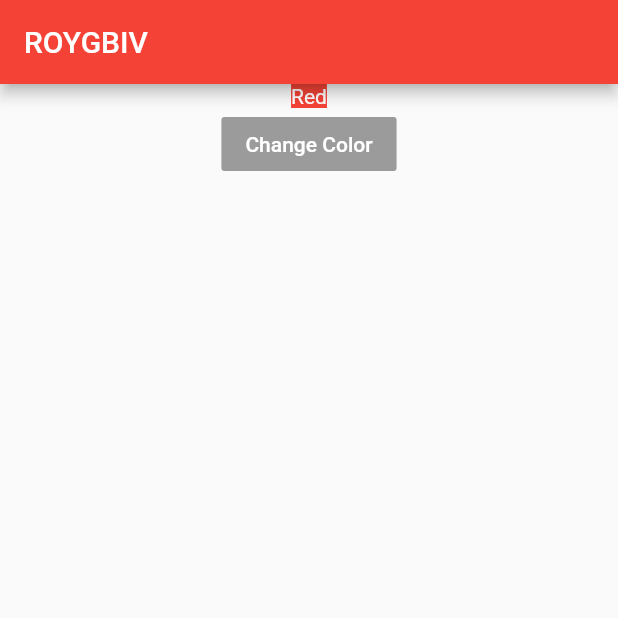
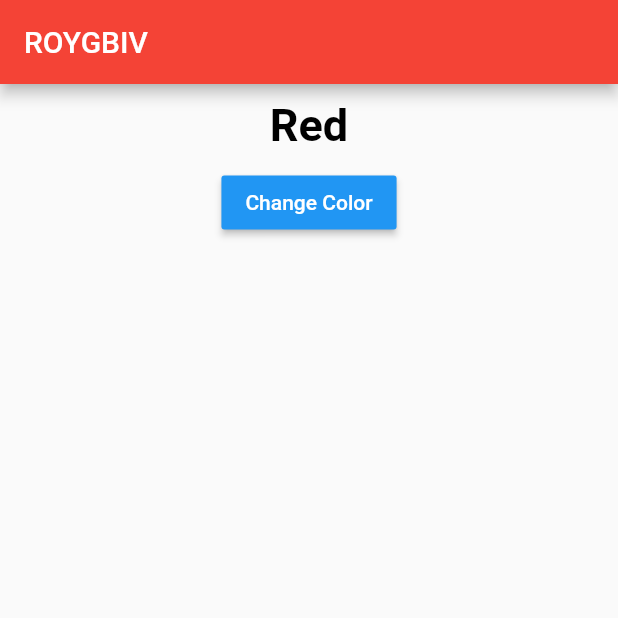
Before and after one commit to DevAdedoyin/ColorChangerApp, a Flutter app: the screen it shows after launch, on a phone screen of 412 x 824 dp, the top half of it. Run offline on Flutter 3.47's test engine with Material 2 defaults, Android fonts, the phone set to English and light mode, and no system bars.

Commit message:
Color Name Change Implementation Added

```diff
--- a/lib/main.dart
+++ b/lib/main.dart
@@ -8,6 +8,20 @@ class CheckColors extends StatefulWidget {
 }
 
 class _CheckColorsState extends State<CheckColors> {
+  var _colorIndex = 0;
+
+  void checkState() {
+    setState(() {
+      _colorIndex += 1;
+    });
+  }
+
+  final color = const [
+    "Red",
+    "White",
+    "Blue",
+  ];
+
   @override
   Widget build(BuildContext context) {
     return MaterialApp(
@@ -18,19 +32,22 @@ class _CheckColorsState extends State<CheckColors> {
         ),
         body: Column(
           children: [
-            Center(
+            Container(
+              width: double.infinity,
+              margin: EdgeInsets.all(10),
               child: Text(
-                "Red",
+                color[_colorIndex],
                 style: TextStyle(
-                  backgroundColor: Colors.red,
-                  color: Colors.white,
+                  fontSize: 30,
+                  fontWeight: FontWeight.bold,
+                  color: Colors.black,
                 ),
                 textAlign: TextAlign.center,
               ),
             ),
             Center(
               child: RaisedButton(
-                onPressed: null,
+                onPressed: checkState,
                 child: Text(
                   "Change Color",
                   style: TextStyle(color: Colors.white),
```
